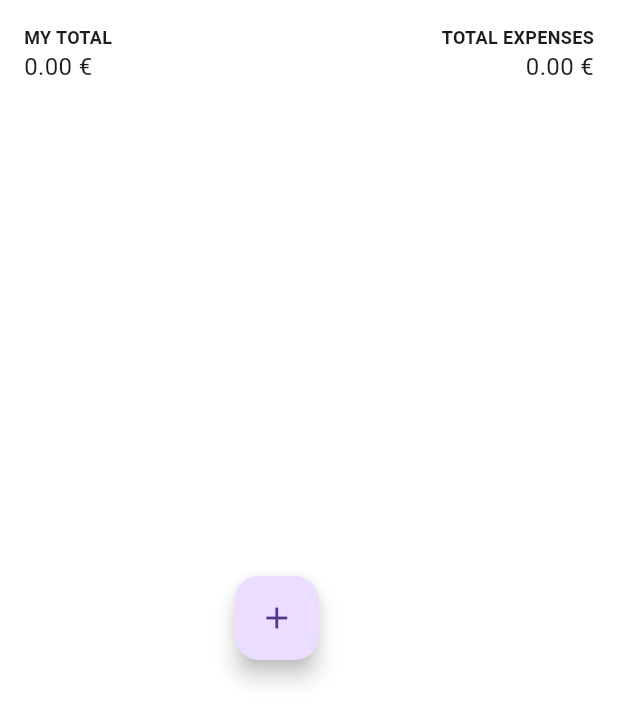
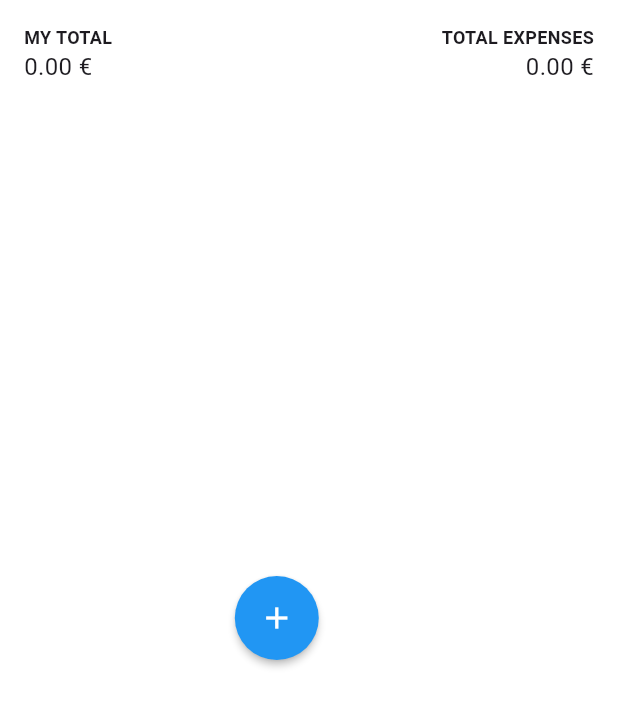
Before and after one commit to mohamedHajioui/Tricount, a Flutter app: the TricountTotalBar widget shown alone on an empty page, opened directly, on a phone screen of 412 x 824 dp. Shown: the top 723 px of the screen. Run offline on Flutter 3.47's test engine with Material 3 defaults, Android fonts, the phone set to English and light mode, and no system bars; our stand-ins replace hive_ce, hooks_riverpod, jwt_decoder; accounts and stored records are empty; network calls fail.

```diff
--- a/frontend/lib/views/widgets/tricount_total_bar.dart
+++ b/frontend/lib/views/widgets/tricount_total_bar.dart
@@ -40,10 +40,16 @@ class TricountTotalBar extends ConsumerWidget {
             ],
           ),
           FloatingActionButton(
-            child: Icon(Icons.add),
             onPressed: () {
               // TODO: Ajouter une dépense
             },
+            backgroundColor: Colors.blue, // Couleur de fond bleue
+            child: const Icon(
+              Icons.add,
+              color: Colors.white, // Icône blanche
+            ),
+            elevation: 2, // Légère élévation
+            shape: const CircleBorder(), // Garantit une forme parfaitement ronde
           ),
           Column(
             crossAxisAlignment: CrossAxisAlignment.end,
```
Also changed, not shown: frontend/lib/views/pages/view_tricount.dart (+32 -20 lines).
